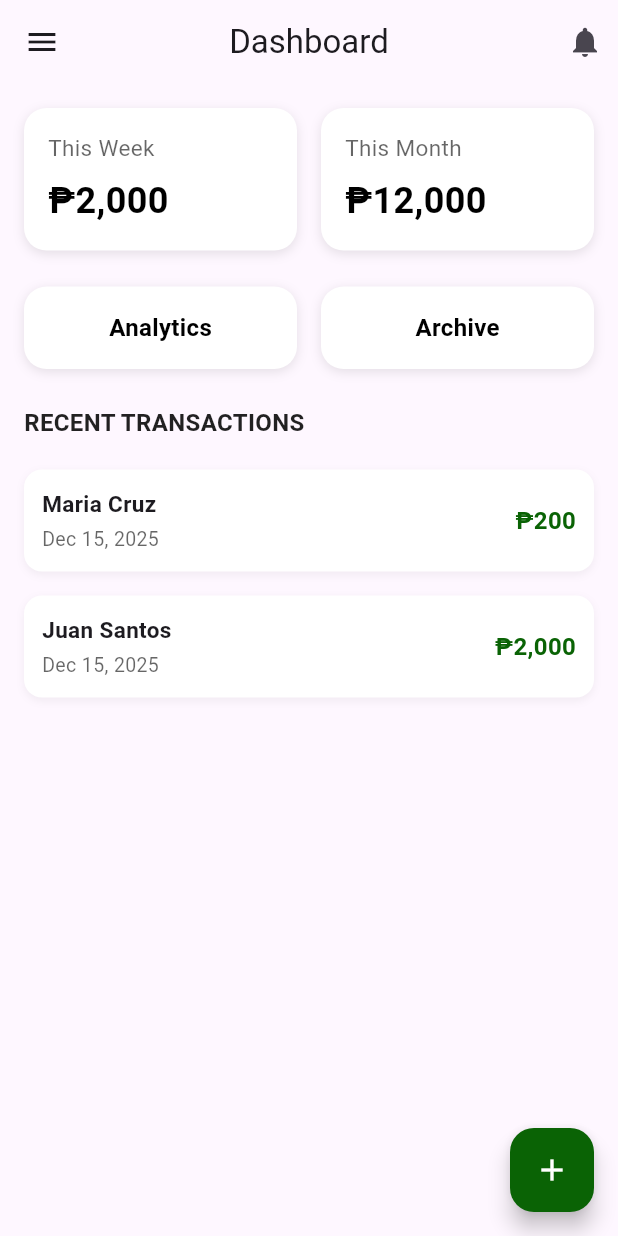
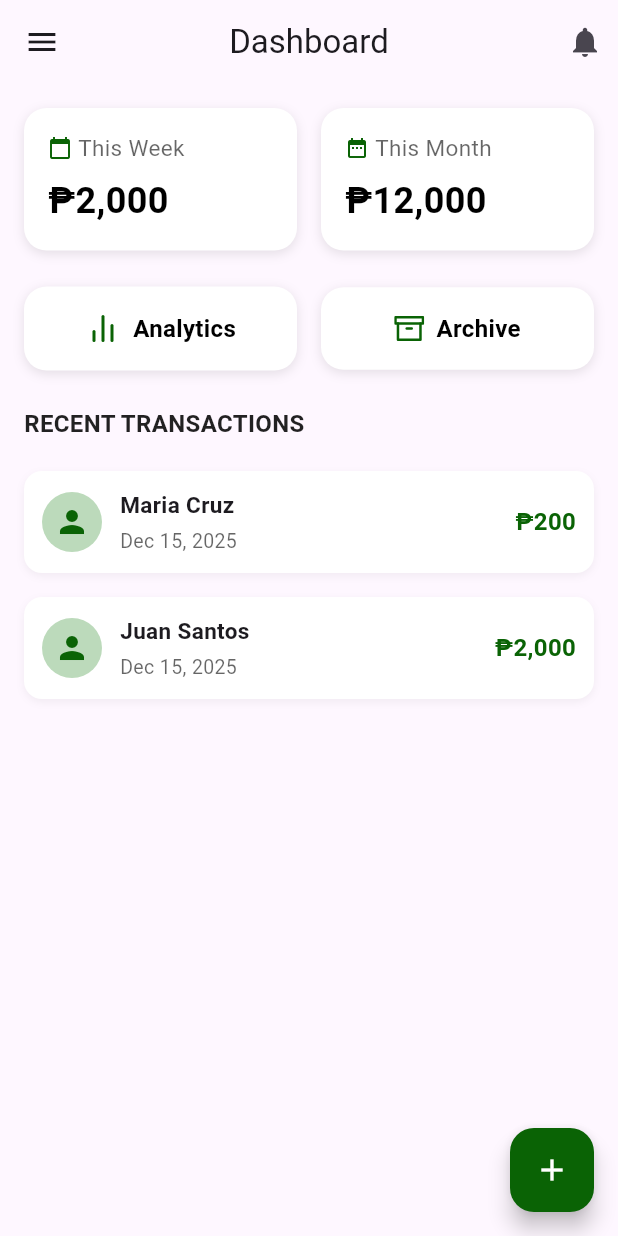
Before and after one commit to maryella495/banana-farm-sales-tracker, a Flutter app: the screen it shows after launch, on a phone screen of 412 x 824 dp. Run offline on Flutter 3.47's test engine with Material 3 defaults, Android fonts, the phone set to English and light mode, and no system bars; our stand-ins replace flutter_svg.

Commit message:
Fix RecentTransactionSection layout and add CircleAvatar with person icon

```diff
--- a/lib/dashboard-widgets/action_buttons_section.dart
+++ b/lib/dashboard-widgets/action_buttons_section.dart
@@ -1,4 +1,5 @@
 import 'package:flutter/material.dart';
+import 'package:flutter_svg/flutter_svg.dart';
 import 'package:myapp/pages/analytics_page.dart';
 import 'package:myapp/pages/archive_page.dart';
 
@@ -35,14 +36,26 @@ class ActionButtonsSection extends StatelessWidget {
                     ),
                   ],
                 ),
-                child: const Center(
-                  child: Text(
+                child: Center(
+                  child: Row(
+                    mainAxisSize: MainAxisSize.min,
+                    children: [
+                      SvgPicture.asset(
+                        'assets/icons/bar_chart_2.svg',
+                        height: 24,
+                        width: 24,
+                        color: Color(0xFF0A6305),
+                      ),
+                      SizedBox(width: 8),
+                      Text(
                         "Analytics",
                         style: TextStyle(
                           fontSize: 16,
                           fontWeight: FontWeight.w600,
                           color: Colors.black,
                         ),
+                      ),
+                    ],
                   ),
                 ),
               ),
@@ -71,14 +84,26 @@ class ActionButtonsSection extends StatelessWidget {
                     ),
                   ],
                 ),
-                child: const Center(
-                  child: Text(
+                child: Center(
+                  child: Row(
+                    mainAxisSize: MainAxisSize.min,
+                    children: [
+                      SvgPicture.asset(
+                        'assets/icons/archive.svg',
+                        height: 20,
+                        width: 20,
+                        color: Color(0xFF0A6305),
+                      ),
+                      SizedBox(width: 8),
+                      Text(
                         "Archive",
                         style: TextStyle(
                           fontSize: 16,
                           fontWeight: FontWeight.w600,
                           color: Colors.black,
                         ),
+                      ),
+                    ],
                   ),
                 ),
               ),
--- a/lib/dashboard-widgets/recent_transaction_section.dart
+++ b/lib/dashboard-widgets/recent_transaction_section.dart
@@ -72,9 +72,19 @@ class RecentTransactionSection extends StatelessWidget {
                     ],
                   ),
                   child: Row(
-                    mainAxisAlignment: MainAxisAlignment.spaceBetween,
                     children: [
-                      Column(
+                      CircleAvatar(
+                        radius: 20,
+                        backgroundColor: const Color(0xFFBCDABB),
+                        child: const Icon(
+                          Icons.person,
+                          color: Color(0xFF0A6305),
+                          size: 24,
+                        ),
+                      ),
+                      const SizedBox(width: 12),
+                      Expanded(
+                        child: Column(
                           crossAxisAlignment: CrossAxisAlignment.start,
                           children: [
                             Text(
@@ -93,6 +103,7 @@ class RecentTransactionSection extends StatelessWidget {
                               ),
                             ),
                           ],
+                        ),
                       ),
                       Text(
                         tx["amount"]!,
--- a/lib/dashboard-widgets/revenue_section.dart
+++ b/lib/dashboard-widgets/revenue_section.dart
@@ -26,12 +26,22 @@ class RevenueSection extends StatelessWidget {
               child: Column(
                 crossAxisAlignment: CrossAxisAlignment.start,
                 children: [
+                  Row(
+                    children: [
+                      Icon(
+                        Icons.calendar_today,
+                        size: 16,
+                        color: const Color(0xFF0A6305),
+                      ),
+                      const SizedBox(width: 4),
                       Text(
                         "This Week",
                         style: TextStyle(
                           fontSize: 15,
                           color: Colors.black.withOpacity(0.6),
                         ),
+                      ),
+                    ],
                   ),
                   const SizedBox(height: 8),
                   const Text(
@@ -64,12 +74,22 @@ class RevenueSection extends StatelessWidget {
               child: Column(
                 crossAxisAlignment: CrossAxisAlignment.start,
                 children: [
+                  Row(
+                    children: [
+                      Icon(
+                        Icons.date_range,
+                        size: 16,
+                        color: const Color(0xFF0A6305),
+                      ),
+                      const SizedBox(width: 4),
                       Text(
                         "This Month",
                         style: TextStyle(
                           fontSize: 15,
                           color: Colors.black.withOpacity(0.6),
                         ),
+                      ),
+                    ],
                   ),
                   const SizedBox(height: 8),
                   const Text(
--- a/pubspec.yaml
+++ b/pubspec.yaml
@@ -34,6 +34,7 @@ dependencies:
   # The following adds the Cupertino Icons font to your application.
   # Use with the CupertinoIcons class for iOS style icons.
   cupertino_icons: ^1.0.8
+  flutter_svg: ^2.2.2
 
 dev_dependencies:
   flutter_test:
@@ -58,9 +59,8 @@ flutter:
   uses-material-design: true
 
   # To add assets to your application, add an assets section, like this:
-  # assets:
-  #   - images/a_dot_burr.jpeg
-  #   - images/a_dot_ham.jpeg
+  assets:
+    - assets/icons/
 
   # An image asset can refer to one or more resolution-specific "variants", see
   # https://flutter.dev/to/resolution-aware-images
```
Also changed, not shown: assets/icons/archive.svg (added), assets/icons/bar_chart_2.svg (added), assets/icons/trending-up.svg (added), pubspec.lock. Lines whose indentation alone changed are shown as unchanged.
